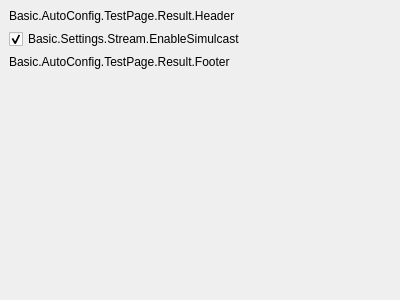
Above: UI/forms/AutoConfigTestPage.ui from exeldro/obs-studio before the change. Below: the same form after it.
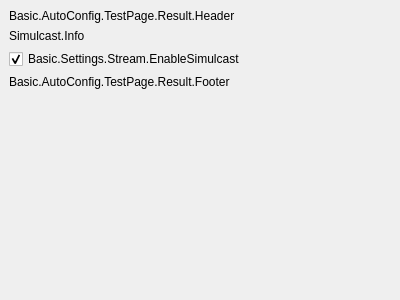
That is the form after the change. The open tabs and pages were chosen to show the change.

Commit message: UI: Add simulcast warning labels

```diff
--- a/UI/forms/AutoConfigTestPage.ui
+++ b/UI/forms/AutoConfigTestPage.ui
@@ -87,6 +87,22 @@
          </property>
         </widget>
        </item>
+       <item>
+        <widget class="QLabel" name="simulcastInfo">
+         <property name="text">
+          <string>Simulcast.Info</string>
+         </property>
+         <property name="textFormat">
+          <enum>Qt::RichText</enum>
+         </property>
+         <property name="wordWrap">
+          <bool>true</bool>
+         </property>
+         <property name="openExternalLinks">
+          <bool>true</bool>
+         </property>
+        </widget>
+       </item>
        <item>
         <widget class="QCheckBox" name="useSimulcast">
          <property name="text">
```
The commit also changes 6 other files.
